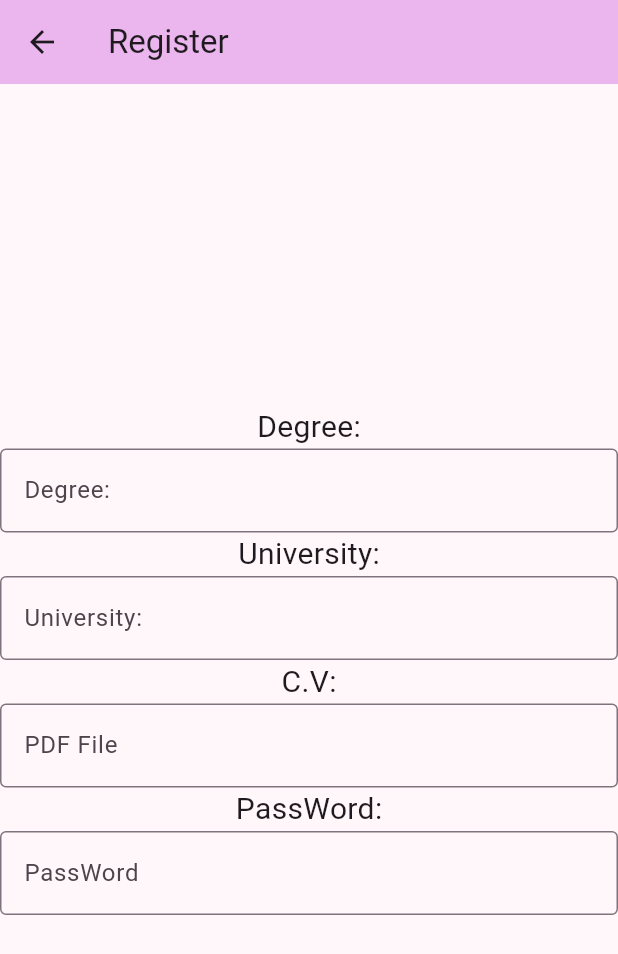
After one commit to Leen-shaieb/Final_project, a Flutter app: the Registerscreen screen opened directly, after a tap on "Continue", on a phone screen of 412 x 824 dp. The commit adds this screen. Shown: the top 954 px of the screen. Run offline on Flutter 3.47's test engine with Material 3 defaults, Android fonts, the phone set to English and light mode, and no system bars.

Commit message:
Register View

```diff
--- /dev/null
+++ b/lib/Views/Register2Screen.dart
@@ -0,0 +1,60 @@
+import 'package:final_project/Views/HomePageScreen.dart';
+import 'package:flutter/material.dart';
+
+class Register2Screen extends StatefulWidget {
+  const Register2Screen ({super.key, required this.title});
+
+  final String title;
+
+  @override
+  State<Register2Screen> createState() => Register2ScreenPageState();
+}
+
+class Register2ScreenPageState extends State<Register2Screen> {
+
+
+  @override
+  Widget build(BuildContext context) {
+
+    return Scaffold(
+      appBar: AppBar(
+
+        backgroundColor: Theme.of(context).colorScheme.inversePrimary,
+
+        title: Text(widget.title),
+      ),
+
+      body: Center(
+        child: Column(
+
+          mainAxisAlignment: MainAxisAlignment.center,
+          children: <Widget>[
+            Text("Degree:", style: TextStyle(fontSize: 20),),
+            TextField(decoration: InputDecoration(
+                border: OutlineInputBorder(),
+                hintText: 'Degree:'),),
+
+            Text("University:", style: TextStyle(fontSize: 20),),
+            TextField(decoration: InputDecoration(
+                border: OutlineInputBorder(),
+                hintText: 'University:'),),
+
+            Text("C.V:", style: TextStyle(fontSize: 20),),
+            TextField(decoration: InputDecoration(
+                border: OutlineInputBorder(),
+                hintText: 'PDF File'),),
+
+            Text("PassWord:", style: TextStyle(fontSize: 20),),
+            TextField(decoration: InputDecoration(
+                border: OutlineInputBorder(),
+                hintText: 'PassWord'),),
+
+
+
+          ],
+        ),
+      ),
+      // This trailing comma makes auto-formatting nicer for build methods.
+    );
+  }
+}
--- a/lib/Views/RegisterScreen.dart
+++ b/lib/Views/RegisterScreen.dart
@@ -1,4 +1,5 @@
 import 'package:final_project/Views/HomePageScreen.dart';
+import 'package:final_project/Views/Register2Screen.dart';
 import 'package:flutter/material.dart';
 
 
@@ -16,7 +17,6 @@ class Registerscreen extends StatefulWidget {
 }
 
 class RegisterscreenPageState extends State<Registerscreen> {
-  int _counter = 0;
 
 
 
@@ -36,36 +36,59 @@ class RegisterscreenPageState extends State<Registerscreen> {
 
           mainAxisAlignment: MainAxisAlignment.center,
           children: <Widget>[
+          Text("First Name:", style: TextStyle(fontSize: 20),),
+            TextField(decoration: InputDecoration(
+                border: OutlineInputBorder(),
+                hintText: 'First Name'),),
+
+            Text("Last Name:", style: TextStyle(fontSize: 20),),
+            TextField(decoration: InputDecoration(
+                border: OutlineInputBorder(),
+                hintText: 'Last Name'),),
+
+            Text("City:", style: TextStyle(fontSize: 20),),
+            TextField(decoration: InputDecoration(
+                border: OutlineInputBorder(),
+                hintText: 'City'),),
+
+            Text("Email", style: TextStyle(fontSize: 20),),
+            TextField(decoration: InputDecoration(
+                border: OutlineInputBorder(),
+                hintText: 'Email'),),
+
+            Text("Birth Date:", style: TextStyle(fontSize: 20),),
+            TextField(decoration: InputDecoration(
+                border: OutlineInputBorder(),
+                hintText: 'Birth Date'),),
+
+          /*  Text("Degree:", style: TextStyle(fontSize: 20),),
+            TextField(decoration: InputDecoration(
+                border: OutlineInputBorder(),
+                hintText: 'Degree:'),),
+
+            Text("University:", style: TextStyle(fontSize: 20),),
+            TextField(decoration: InputDecoration(
+                border: OutlineInputBorder(),
+                hintText: 'University:'),),
+
+            Text("C.V:", style: TextStyle(fontSize: 20),),
+            TextField(decoration: InputDecoration(
+                border: OutlineInputBorder(),
+                hintText: 'PDF File'),),*/
+
+
         TextButton(
           style: ButtonStyle(
             foregroundColor: MaterialStateProperty.all<Color>(Colors.blue),
+
           ),
           onPressed: () {
             Navigator.push(
               context,
-                  MaterialPageRoute(builder: (context) => const Homepagescreen (title: "HomePage")),
+              MaterialPageRoute(builder: (context) => const Register2Screen(title: 'Register')),
             );
           },
-              child: Text('Homepage'),
-            ),
-
-
-            ListView(
-              children: const <Widget>[
-
-                ListTile(
-                  title: Text('UserName:'),
-                ),
-                ListTile(
-
-                  title: Text('email:'),
-                ),
-                ListTile(
-                  title: Text('Phone:'),
-                ),
-
-              ],
-            ),
+          child: Text('Continue'),)
 
 
           ],
--- a/lib/main.dart
+++ b/lib/main.dart
@@ -64,27 +64,35 @@ class _MyHomePageState extends State<MyHomePage> {
           mainAxisAlignment: MainAxisAlignment.center,
           children: <Widget>[
 
-          Text("Email",style:TextStyle( fontSize: 20),),
+          Text("UserName",style:TextStyle( fontSize: 20),),
            TextField(decoration: InputDecoration(
                border: OutlineInputBorder(),
-               hintText: 'Email'),),
+               hintText: 'UserName'),),
 
 
-            Text("password",style:TextStyle( fontSize: 20),),
+            Text("Password",style:TextStyle( fontSize: 20),),
             TextField(decoration: InputDecoration(
                 border: OutlineInputBorder(),
-                hintText: 'password'),),
+                hintText: 'Password'),),
 
             TextButton(
               style: ButtonStyle(
                 foregroundColor: MaterialStateProperty.all<Color>(Colors.blue),
               ),
-              onPressed: () { },
+              onPressed: () {   Navigator.push(
+                context,
+                MaterialPageRoute(builder: (context) => const Homepagescreen(title: "Homepage")),
+              );},
               child: Text('sign in'),
             ),
+
+
+            Text("New Account?",style:TextStyle( fontSize: 20),),
+
             TextButton(
               style: ButtonStyle(
                 foregroundColor: MaterialStateProperty.all<Color>(Colors.blue),
+
               ),
               onPressed: () {
                 Navigator.push(
@@ -95,7 +103,9 @@ class _MyHomePageState extends State<MyHomePage> {
               child: Text('Create new account'),
 
             ),
-            TextButton(
+
+
+           /*TextButton(
               style: ButtonStyle(
                 foregroundColor: MaterialStateProperty.all<Color>(Colors.blue),
               ),
@@ -106,7 +116,7 @@ class _MyHomePageState extends State<MyHomePage> {
                 );
               },
               child: Text('Homepage'),
-            )
+            )*/
 
           ],
         ),
```
Lines whose indentation alone changed are shown as unchanged.
